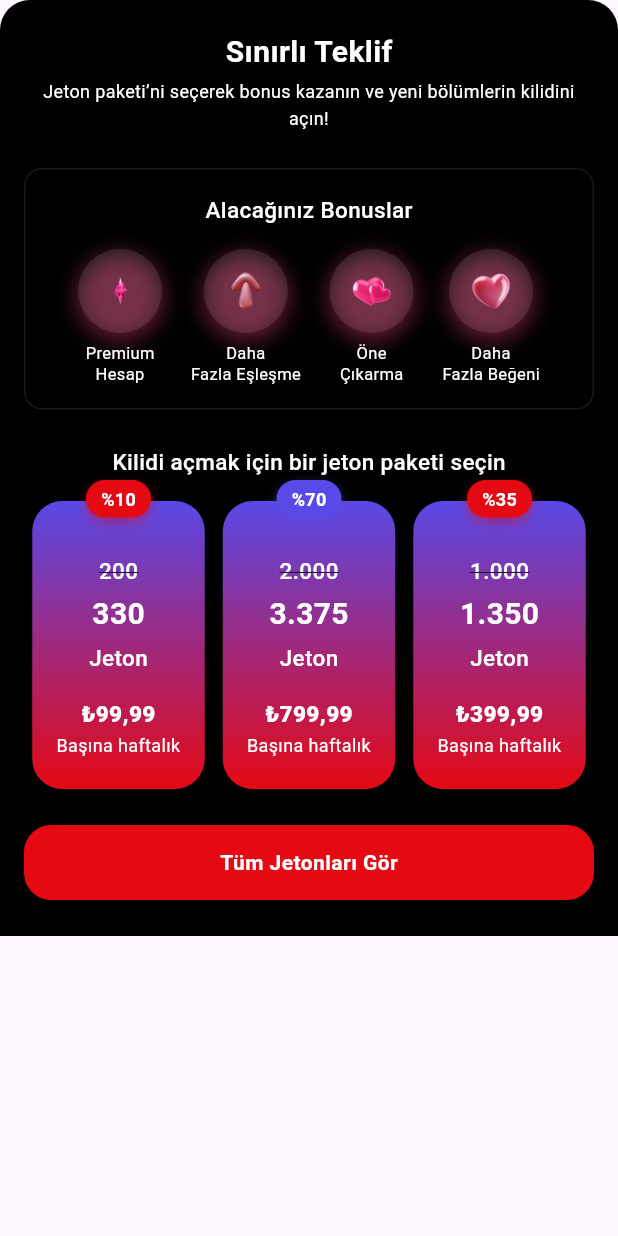
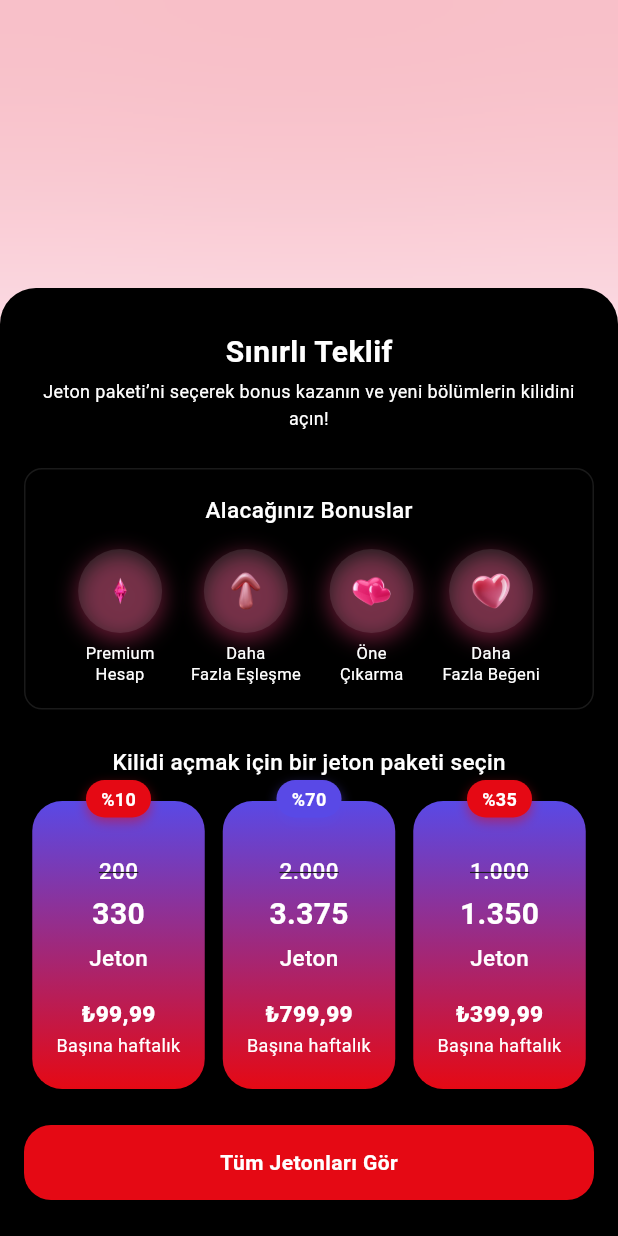
Before and after one commit to denizhanMisirlioglu/shartflix, a Flutter app: the LimitedOfferBottomSheet widget shown alone on an empty page, opened directly, on a phone screen of 412 x 824 dp. Run offline on Flutter 3.47's test engine with Material 3 defaults, Android fonts, the phone set to English and light mode, and no system bars; our stand-ins replace dartz, equatable, flutter_bloc, flutter_secure_storage, get_it, image_picker; accounts and stored records are empty; network calls fail; Roboto replaces fonts that are missing (Euclid Circular A, Montserrat).

Commit message:
limited_offer ui update

```diff
--- a/lib/presentation/widgets/limited_offer/limited_offer_bottom_sheet.dart
+++ b/lib/presentation/widgets/limited_offer/limited_offer_bottom_sheet.dart
@@ -1,3 +1,4 @@
+import 'dart:ui';
 import 'package:flutter/material.dart';
 import '../../../constants/colors.dart';
 import '../../../constants/text_styles.dart';
@@ -9,18 +10,41 @@ class LimitedOfferBottomSheet extends StatelessWidget {
 
   @override
   Widget build(BuildContext context) {
-    final screenWidth = MediaQuery.of(context).size.width;
-    final isSmallScreen = screenWidth < 360;
+    return Stack(
+      alignment: Alignment.topCenter,
+      children: [
+        // 🔴 Dairesel Glow Efekti
+        Positioned(
+          top: -120,
+          child: Container(
+            width: 240,
+            height: 240,
+            decoration: const BoxDecoration(
+              shape: BoxShape.circle,
+              color: Color(0xFFE50914),
+            ),
+            child: BackdropFilter(
+              filter: ImageFilter.blur(sigmaX: 180, sigmaY: 180),
+              child: const SizedBox(),
+            ),
+          ),
+        ),
 
-    return Container(
-      padding: const EdgeInsets.symmetric(horizontal: 16, vertical: 24),
+        // 🧱 İçerik Kutusu
+        Align(
+          alignment: Alignment.bottomCenter,
+          child: Container(
+            width: double.infinity,
             decoration: const BoxDecoration(
               color: AppColors.background,
-        borderRadius: BorderRadius.vertical(top: Radius.circular(20)),
+              borderRadius: BorderRadius.vertical(top: Radius.circular(24)),
             ),
+            padding: const EdgeInsets.symmetric(horizontal: 16, vertical: 24),
             child: Column(
               mainAxisSize: MainAxisSize.min,
               children: [
+                const SizedBox(height: 8),
+
                 // Başlık
                 Text("Sınırlı Teklif", style: AppTextStyles.heading),
                 const SizedBox(height: 8),
@@ -38,7 +62,8 @@ class LimitedOfferBottomSheet extends StatelessWidget {
                     color: AppColors.bonusCardBackground,
                     borderRadius: BorderRadius.circular(12),
                     border: Border.all(
-                color: AppColors.bonusCardBorder,
+                      color: Colors.white.withOpacity(0.1),
+                      width: 1,
                     ),
                   ),
                   child: Column(
@@ -129,6 +154,9 @@ class LimitedOfferBottomSheet extends StatelessWidget {
                 ),
               ],
             ),
+          ),
+        ),
+      ],
     );
   }
 }
--- a/pubspec.yaml
+++ b/pubspec.yaml
@@ -38,3 +38,4 @@ flutter:
     - assets/icons/apple_icon.png
     - assets/backup_posters/
     - assets/icons/limited_offer/
+    - assets/images/glow_effect_circle.png
```
Also changed, not shown: lib/presentation/widgets/limited_offer/limited_offer_header.dart (added, +54 -0 lines), assets/images/glow_effect_circle.png (added). Lines whose indentation alone changed are shown as unchanged.
